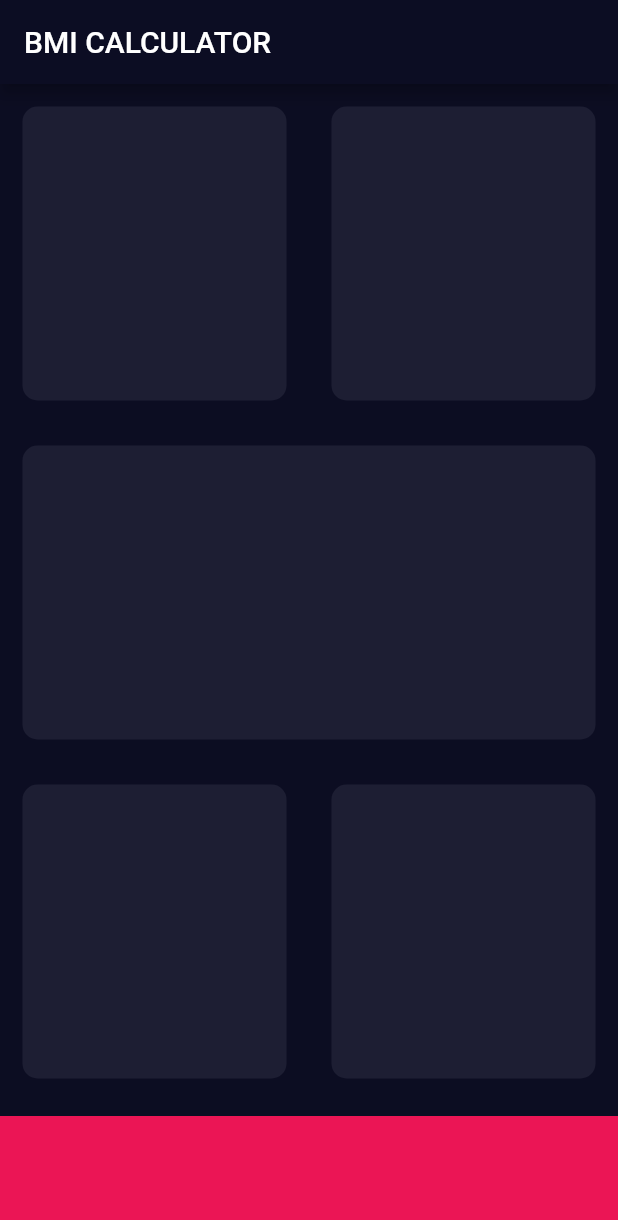
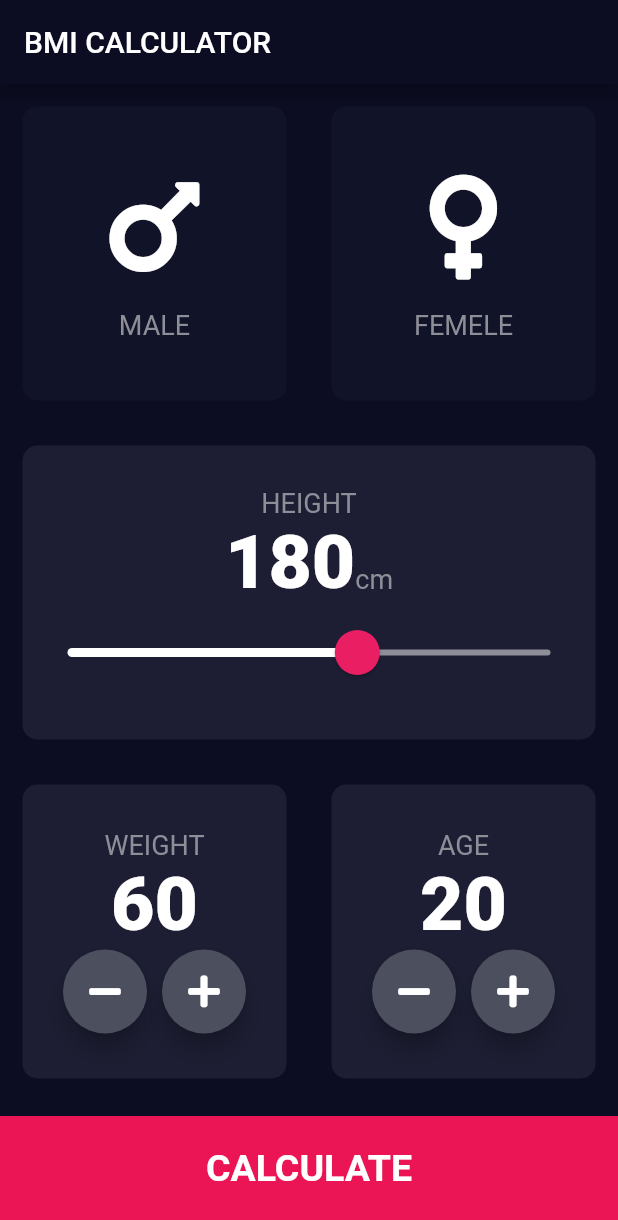
Before and after one commit to YamaTatsu10969/flutter_practice_app, a Flutter app: the screen it shows after launch, on a phone screen of 412 x 824 dp. Shown: the top 1220 px of the screen. Run offline on Flutter 3.47's test engine with Material 2 defaults, Android fonts, the phone set to English and light mode, and no system bars; our stand-ins replace audioplayers, font_awesome_flutter.

Commit message:
finish BMI

```diff
--- /dev/null
+++ b/bmi-calculator-flutter-master/lib/caluculator_brain.dart
@@ -0,0 +1,37 @@
+import 'dart:math';
+
+import 'package:flutter/cupertino.dart';
+import 'package:flutter/material.dart';
+
+class CalculatorBrain {
+  CalculatorBrain({@required this.height, @required this.weight});
+  final int height;
+  final int weight;
+
+  double _bmi;
+
+  String calculateBMI() {
+    _bmi = weight / pow(height / 100, 2);
+    return _bmi.toStringAsFixed(1);
+  }
+
+  String getResult() {
+    if (_bmi >= 25) {
+      return 'Over weight';
+    } else if (_bmi > 18.5) {
+      return 'Normal';
+    } else {
+      return 'Underweight';
+    }
+  }
+
+  String getAdvice() {
+    if (_bmi >= 25) {
+      return '太りスギィ！！！';
+    } else if (_bmi > 18.5) {
+      return '普通だね';
+    } else {
+      return '痩せスギィ！！！';
+    }
+  }
+}
--- /dev/null
+++ b/bmi-calculator-flutter-master/lib/components/bottom_button.dart
@@ -0,0 +1,29 @@
+import 'package:bmi_calculator/constants.dart';
+import 'package:flutter/material.dart';
+
+class BottomButton extends StatelessWidget {
+  BottomButton({@required this.onTap, @required this.buttonTitle});
+
+  final Function onTap;
+  final String buttonTitle;
+
+  @override
+  Widget build(BuildContext context) {
+    return GestureDetector(
+      onTap: onTap,
+      child: Container(
+        child: Center(
+          child: Text(
+            buttonTitle,
+            style: kLargeButtonTextStyle,
+          ),
+        ),
+        color: kBottomContainerColour,
+        margin: EdgeInsets.only(top: 10),
+        padding: EdgeInsets.only(bottom: 10.0),
+        width: double.infinity,
+        height: kBottomContainerHeight,
+      ),
+    );
+  }
+}
--- /dev/null
+++ b/bmi-calculator-flutter-master/lib/components/icon_content.dart
@@ -0,0 +1,26 @@
+import 'package:bmi_calculator/constants.dart';
+import 'package:flutter/material.dart';
+
+class IconContent extends StatelessWidget {
+  IconContent({@required this.iconData, @required this.title});
+
+  final IconData iconData;
+  final String title;
+
+  @override
+  Widget build(BuildContext context) {
+    return Column(
+      mainAxisAlignment: MainAxisAlignment.center,
+      children: <Widget>[
+        Icon(
+          iconData,
+          size: 80.0,
+        ),
+        SizedBox(
+          height: 15.0,
+        ),
+        Text(title, style: kLabelTextStyle),
+      ],
+    );
+  }
+}
--- /dev/null
+++ b/bmi-calculator-flutter-master/lib/components/reusable_card.dart
@@ -0,0 +1,32 @@
+import 'package:flutter/material.dart';
+
+class ReusableCard extends StatelessWidget {
+  // 真っ直ぐの方が一般的みたい。
+  // const ReusableCard({Key key}) : super(key: key);
+
+  // @required がないとオプショナルになる
+  ReusableCard({@required this.colour, this.cardChild, this.onTap});
+
+  // final は immutable （不変）
+  final Color colour;
+  // const はここに使えない。
+  // なぜかと言うと、コンパイル時に値が決まってメモリ領域が確保されるから。
+  final Widget cardChild;
+
+  final Function onTap;
+
+  @override
+  Widget build(BuildContext context) {
+    return GestureDetector(
+      onTap: onTap,
+      child: Container(
+        child: cardChild,
+        margin: EdgeInsets.all(15.0),
+        decoration: BoxDecoration(
+          color: colour,
+          borderRadius: BorderRadius.circular(10.0),
+        ),
+      ),
+    );
+  }
+}
--- /dev/null
+++ b/bmi-calculator-flutter-master/lib/components/round_icon_button.dart
@@ -0,0 +1,23 @@
+import 'package:flutter/material.dart';
+
+class RoundIconButton extends StatelessWidget {
+  RoundIconButton({this.icon, this.onTapped});
+
+  final IconData icon;
+  final Function onTapped;
+
+  @override
+  Widget build(BuildContext context) {
+    return RawMaterialButton(
+      child: Icon(icon),
+      onPressed: onTapped,
+      elevation: 6.0,
+      constraints: BoxConstraints.tightFor(
+        width: 56.0,
+        height: 56.0,
+      ),
+      shape: CircleBorder(),
+      fillColor: Color(0xFF4C4F5E),
+    );
+  }
+}
--- /dev/null
+++ b/bmi-calculator-flutter-master/lib/constants.dart
@@ -0,0 +1,42 @@
+import 'package:flutter/material.dart';
+
+// kをつける理由は、kがつく変数が少ないため、探しやすくなる。らしい。
+const kBottomContainerHeight = 80.0;
+const kActiveCardColour = Color(0xFF1D1E33);
+const kInActiveCardColour = Color(0xFF111328);
+const kBottomContainerColour = Color(0xFFEB1555);
+
+const TextStyle kLabelTextStyle = TextStyle(
+  fontSize: 18.0,
+  color: Color(0xFF8D8e98),
+);
+
+const TextStyle kHeavyTextStyle = TextStyle(
+  fontSize: 50.0,
+  fontWeight: FontWeight.w900,
+);
+
+const TextStyle kLargeButtonTextStyle = TextStyle(
+  fontSize: 25.0,
+  fontWeight: FontWeight.bold,
+);
+
+const TextStyle kTitleTextStyle = TextStyle(
+  fontSize: 50.0,
+  fontWeight: FontWeight.bold,
+);
+
+const kResultTextStyle = TextStyle(
+  color: Color(0xFF24D876),
+  fontSize: 22.0,
+  fontWeight: FontWeight.bold,
+);
+
+const TextStyle kBMITextStyle = TextStyle(
+  fontSize: 100.0,
+  fontWeight: FontWeight.bold,
+);
+
+const TextStyle kBodyTextStyle = TextStyle(
+  fontSize: 22.0,
+);
--- a/bmi-calculator-flutter-master/lib/input_page.dart
+++ /dev/null
@@ -1,80 +0,0 @@
-import 'package:flutter/material.dart';
-
-const bottomContainerHeight = 80.0;
-const activeCardColour = Color(0xFF1D1E33);
-const bottomContainerColour = Color(0xFFEB1555);
-
-class InputPage extends StatefulWidget {
-  @override
-  _InputPageState createState() => _InputPageState();
-}
-
-class _InputPageState extends State<InputPage> {
-  @override
-  Widget build(BuildContext context) {
-    return Scaffold(
-      appBar: AppBar(
-        title: Text('BMI CALCULATOR'),
-      ),
-      body: Column(
-        children: <Widget>[
-          Expanded(
-            child: Row(
-              children: <Widget>[
-                Expanded(child: ReusableCard(colour: activeCardColour)),
-                Expanded(
-                  child: ReusableCard(colour: activeCardColour),
-                ),
-              ],
-            ),
-          ),
-          Expanded(
-            child: ReusableCard(colour: activeCardColour),
-          ),
-          Expanded(
-            child: Row(
-              children: <Widget>[
-                Expanded(
-                  child: ReusableCard(colour: activeCardColour),
-                ),
-                Expanded(
-                  child: ReusableCard(colour: activeCardColour),
-                ),
-              ],
-            ),
-          ),
-          Container(
-            color: bottomContainerColour,
-            margin: EdgeInsets.only(top: 10),
-            width: double.infinity,
-            height: bottomContainerHeight,
-          )
-        ],
-      ),
-    );
-  }
-}
-
-class ReusableCard extends StatelessWidget {
-  // 真っ直ぐの方が一般的みたい。
-  // const ReusableCard({Key key}) : super(key: key);
-
-  // @required がないとオプショナルになる
-  ReusableCard({@required this.colour});
-
-  // final は immutable （不変）
-  final Color colour;
-  // const はここに使えない。
-  // なぜかと言うと、コンパイル時に値が決まってメモリ領域が確保されるから。
-
-  @override
-  Widget build(BuildContext context) {
-    return Container(
-      margin: EdgeInsets.all(15.0),
-      decoration: BoxDecoration(
-        color: colour,
-        borderRadius: BorderRadius.circular(10.0),
-      ),
-    );
-  }
-}
--- a/bmi-calculator-flutter-master/lib/main.dart
+++ b/bmi-calculator-flutter-master/lib/main.dart
@@ -1,6 +1,6 @@
 import 'package:flutter/material.dart';
 
-import 'input_page.dart';
+import 'screen/input_page.dart';
 
 void main() => runApp(BMICalculator());
 
@@ -9,6 +9,13 @@ class BMICalculator extends StatelessWidget {
   Widget build(BuildContext context) {
     return MaterialApp(
       theme: ThemeData.dark().copyWith(
+        sliderTheme: SliderTheme.of(context).copyWith(
+          activeTrackColor: Colors.white,
+          thumbColor: Colors.pink,
+          overlayColor: Color(0x29EB1555),
+          thumbShape: RoundSliderThumbShape(enabledThumbRadius: 15.0),
+          overlayShape: RoundSliderOverlayShape(overlayRadius: 30.0),
+        ),
         primaryColor: Color(0XFF0C0D23),
         scaffoldBackgroundColor: Color(0XFF0C0D22),
       ),
--- /dev/null
+++ b/bmi-calculator-flutter-master/lib/screen/input_page.dart
@@ -0,0 +1,227 @@
+import 'package:bmi_calculator/caluculator_brain.dart';
+import 'package:bmi_calculator/components/bottom_button.dart';
+import 'package:bmi_calculator/components/icon_content.dart';
+import 'package:bmi_calculator/components/reusable_card.dart';
+import 'package:bmi_calculator/components/round_icon_button.dart';
+import 'package:bmi_calculator/constants.dart';
+import 'package:flutter/material.dart';
+import 'package:font_awesome_flutter/font_awesome_flutter.dart';
+
+import 'results_page.dart';
+
+enum Gender {
+  male,
+  female,
+}
+
+class InputPage extends StatefulWidget {
+  @override
+  _InputPageState createState() => _InputPageState();
+}
+
+class _InputPageState extends State<InputPage> {
+  Gender selectedGender;
+  int _height = 180;
+  int _weight = 60;
+  int _age = 20;
+
+  @override
+  Widget build(BuildContext context) {
+    return Scaffold(
+      appBar: AppBar(
+        title: Text('BMI CALCULATOR'),
+      ),
+      body: Column(
+        children: <Widget>[
+          Expanded(
+            child: Row(
+              children: <Widget>[
+                Expanded(
+                  child: ReusableCard(
+                    onTap: () {
+                      setState(() {
+                        selectedGender = Gender.male;
+                      });
+                    },
+                    colour: selectedGender == Gender.male
+                        ? kActiveCardColour
+                        : kInActiveCardColour,
+                    cardChild: IconContent(
+                      iconData: FontAwesomeIcons.mars,
+                      title: 'MALE',
+                    ),
+                  ),
+                ),
+                Expanded(
+                  child: ReusableCard(
+                    onTap: () {
+                      setState(() {
+                        selectedGender = Gender.female;
+                      });
+                    },
+                    colour: selectedGender == Gender.female
+                        ? kActiveCardColour
+                        : kInActiveCardColour,
+                    cardChild: IconContent(
+                      iconData: FontAwesomeIcons.venus,
+                      title: 'FEMELE',
+                    ),
+                  ),
+                ),
+              ],
+            ),
+          ),
+          Expanded(
+            child: ReusableCard(
+              colour: kActiveCardColour,
+              cardChild: Column(
+                mainAxisAlignment: MainAxisAlignment.center,
+                children: <Widget>[
+                  Text(
+                    'HEIGHT',
+                    style: kLabelTextStyle,
+                  ),
+                  Row(
+                    mainAxisAlignment: MainAxisAlignment.center,
+                    crossAxisAlignment: CrossAxisAlignment.baseline,
+                    textBaseline: TextBaseline.alphabetic,
+                    children: <Widget>[
+                      Text(_height.toString(), style: kHeavyTextStyle),
+                      Text(
+                        'cm',
+                        style: kLabelTextStyle,
+                      )
+                    ],
+                  ),
+                  Slider(
+                    value: _height.toDouble(),
+                    min: 120.0,
+                    max: 220.0,
+                    // 上の Theme を上書きしているからダメ！
+                    // activeColor: Colors.white,
+                    inactiveColor: Color(0xFF8D8E98),
+                    label: _height.toString(),
+                    onChanged: (newHeight) {
+                      setState(() {
+                        _height = newHeight.toInt();
+                      });
+                      print(newHeight);
+                    },
+                  ),
+                ],
+              ),
+            ),
+          ),
+          Expanded(
+            child: Row(
+              children: <Widget>[
+                Expanded(
+                  child: ReusableCard(
+                    colour: kActiveCardColour,
+                    cardChild: Column(
+                      mainAxisAlignment: MainAxisAlignment.center,
+                      children: <Widget>[
+                        Text(
+                          'WEIGHT',
+                          style: kLabelTextStyle,
+                        ),
+                        Text(
+                          _weight.toString(),
+                          style: kHeavyTextStyle,
+                        ),
+                        Row(
+                          mainAxisAlignment: MainAxisAlignment.center,
+                          children: <Widget>[
+                            RoundIconButton(
+                              icon: FontAwesomeIcons.minus,
+                              onTapped: () {
+                                setState(() {
+                                  _weight--;
+                                });
+                              },
+                            ),
+                            SizedBox(
+                              width: 10.0,
+                            ),
+                            RoundIconButton(
+                              icon: FontAwesomeIcons.plus,
+                              onTapped: () {
+                                setState(() {
+                                  _weight++;
+                                });
+                              },
+                            ),
+                          ],
+                        )
+                      ],
+                    ),
+                  ),
+                ),
+                Expanded(
+                  child: ReusableCard(
+                    colour: kActiveCardColour,
+                    cardChild: Column(
+                      mainAxisAlignment: MainAxisAlignment.center,
+                      children: <Widget>[
+                        Text(
+                          'AGE',
+                          style: kLabelTextStyle,
+                        ),
+                        Text(
+                          _age.toString(),
+                          style: kHeavyTextStyle,
+                        ),
+                        Row(
+                          mainAxisAlignment: MainAxisAlignment.center,
+                          children: <Widget>[
+                            RoundIconButton(
+                              icon: FontAwesomeIcons.minus,
+                              onTapped: () {
+                                setState(() {
+                                  _age--;
+                                });
+                              },
+                            ),
+                            SizedBox(
+                              width: 10.0,
+                            ),
+                            RoundIconButton(
+                              icon: FontAwesomeIcons.plus,
+                              onTapped: () {
+                                setState(() {
+                                  _age++;
+                                });
+                              },
+                            )
+                          ],
+                        )
+                      ],
+                    ),
+                  ),
+                ),
+              ],
+            ),
+          ),
+          BottomButton(
+            onTap: () {
+              CalculatorBrain calc =
+                  CalculatorBrain(height: _height, weight: _weight);
+
+              Navigator.push(
+                context,
+                MaterialPageRoute(
+                  builder: (context) => ResultsPage(
+                    BMIResult: calc.calculateBMI(),
+                    resultText: calc.getResult(),
+                    adviceText: calc.getAdvice(),
+                  ),
+                ),
+              );
+            },
+            buttonTitle: 'CALCULATE',
+          ),
+        ],
+      ),
+    );
+  }
+}
--- a/bmi-calculator-flutter-master/pubspec.yaml
+++ b/bmi-calculator-flutter-master/pubspec.yaml
@@ -11,6 +11,7 @@ dependencies:
     sdk: flutter
 
   cupertino_icons: ^0.1.2
+  font_awesome_flutter: ^8.5.0
 
 dev_dependencies:
   flutter_test:
```
Also changed, not shown: bmi-calculator-flutter-master/lib/screen/results_page.dart (added, +71 -0 lines), 3 other files.
